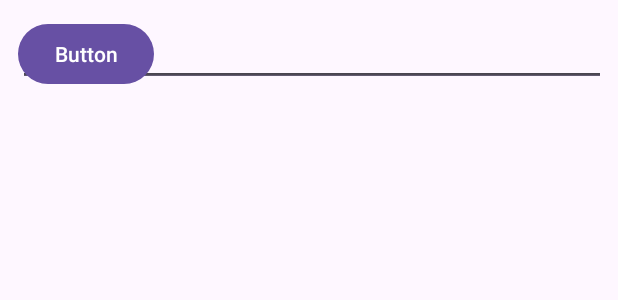
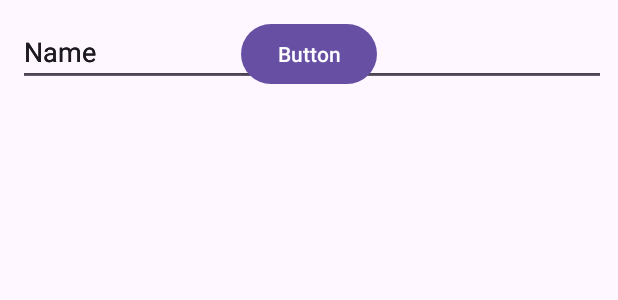
Before and after one commit to HanifBocil12/repo2-coba-cadangan, an Android app: the layout passing_data_between.xml on its own in the app's theme, with its tools: preview values and no code run, on a phone screen of 412 x 824 dp. Shown: the top 300 px of the screen. Run offline under Robolectric (Android 15) with nearby library versions, the phone set to English and light mode, and no system bars.

Commit message:
16/10/2024 12:54

```diff
--- a/app/src/main/res/layout/passing_data_between.xml
+++ b/app/src/main/res/layout/passing_data_between.xml
@@ -23,7 +23,7 @@
         android:ems="10"
         android:inputType="text"
         android:text="Name"
-        tools:layout_editor_absoluteX="13dp"
+        app:layout_constraintStart_toStartOf="@+id/editTextText"
         tools:layout_editor_absoluteY="83dp" />
 
     <EditText
@@ -33,7 +33,7 @@
         android:ems="10"
         android:inputType="text"
         android:text="Name"
-        tools:layout_editor_absoluteX="16dp"
+        app:layout_constraintStart_toStartOf="@+id/editTextText2"
         tools:layout_editor_absoluteY="140dp" />
 
     <Button
@@ -41,6 +41,7 @@
         android:layout_width="wrap_content"
         android:layout_height="wrap_content"
         android:text="Button"
-        tools:layout_editor_absoluteX="114dp"
-        tools:layout_editor_absoluteY="451dp" />
+        app:layout_constraintEnd_toEndOf="parent"
+        app:layout_constraintStart_toStartOf="parent"
+        tools:layout_editor_absoluteY="209dp" />
 </androidx.constraintlayout.widget.ConstraintLayout>
```
